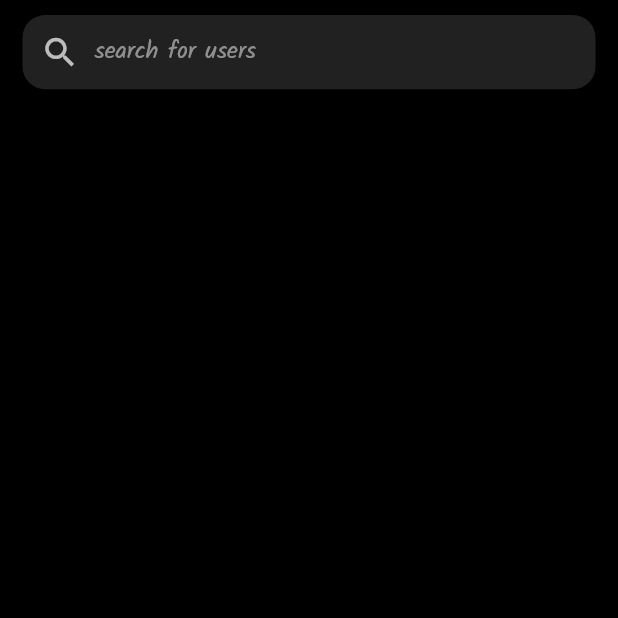
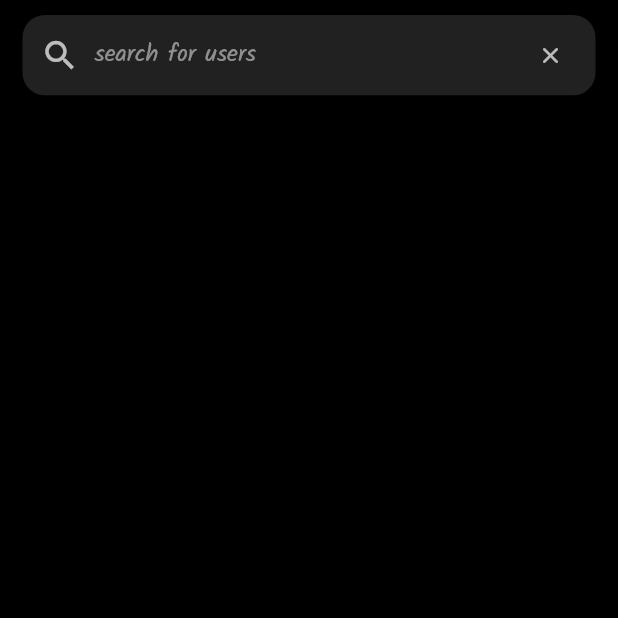
Before and after one commit to mohammed-swafvan/social-flow, a Flutter app: the SearchScreen screen opened directly, on a phone screen of 412 x 824 dp, the top half of it. Run offline on Flutter 3.47's test engine with Material 2 defaults, Android fonts, the light colour scheme and no system bars; our stand-ins replace cloud_firestore, firebase_auth, firebase_core, firebase_storage, google_fonts, google_sign_in and 1 more; accounts and stored records are empty; network calls fail.

Commit message:
search added

```diff
--- a/lib/main.dart
+++ b/lib/main.dart
@@ -9,6 +9,7 @@ import 'package:social_flow/providers/google_button_provider.dart';
 import 'package:social_flow/providers/login_screen_provider.dart';
 import 'package:social_flow/providers/post_card_provider.dart';
 import 'package:social_flow/providers/profile_screen_provider.dart';
+import 'package:social_flow/providers/search_screen_provider.dart';
 import 'package:social_flow/providers/signin_screen_provider.dart';
 import 'package:social_flow/providers/single_post_provider.dart';
 import 'package:social_flow/providers/user_provider.dart';
@@ -46,6 +47,7 @@ class MyApp extends StatelessWidget {
         ChangeNotifierProvider(create: (_) => ProfileScreenProvider()),
         ChangeNotifierProvider(create: (_) => PostCardProvider()),
         ChangeNotifierProvider(create: (_) => SinglePostProvider()),
+        ChangeNotifierProvider(create: (_) => SearchScreenProvider()),
       ],
       child: MaterialApp(
         debugShowCheckedModeBanner: false,
--- a/lib/presentation/screens/add_post_screen.dart
+++ b/lib/presentation/screens/add_post_screen.dart
@@ -7,6 +7,7 @@ import 'package:social_flow/presentation/utils/utils.dart';
 import 'package:social_flow/presentation/widgets/global_widgets/circular_progress.dart';
 import 'package:social_flow/presentation/widgets/global_widgets/text.dart';
 import 'package:social_flow/providers/add_post_provider.dart';
+import 'package:social_flow/providers/search_screen_provider.dart';
 import 'package:social_flow/providers/user_provider.dart';
 
 class AddPostScreen extends StatelessWidget {
@@ -14,6 +15,9 @@ class AddPostScreen extends StatelessWidget {
 
   @override
   Widget build(BuildContext context) {
+    WidgetsBinding.instance.addPostFrameCallback((timeStamp) {
+      Provider.of<SearchScreenProvider>(context, listen: false).disposeSearchController();
+    });
     final UserModel? userDetails = Provider.of<UserProvider>(context).getUser;
     final provider = Provider.of<AddPostProvider>(context);
 
--- a/lib/presentation/screens/home_screen.dart
+++ b/lib/presentation/screens/home_screen.dart
@@ -1,16 +1,21 @@
 import 'package:cloud_firestore/cloud_firestore.dart';
 import 'package:flutter/material.dart';
+import 'package:provider/provider.dart';
 import 'package:social_flow/presentation/utils/colors.dart';
 import 'package:social_flow/presentation/widgets/global_widgets/circular_progress.dart';
 import 'package:social_flow/presentation/widgets/global_widgets/logo.dart';
 import 'package:social_flow/presentation/widgets/post_card_widgets/post_card_widget.dart';
 import 'package:social_flow/presentation/widgets/global_widgets/text.dart';
+import 'package:social_flow/providers/search_screen_provider.dart';
 
 class HomeScreen extends StatelessWidget {
   const HomeScreen({super.key});
 
   @override
   Widget build(BuildContext context) {
+    WidgetsBinding.instance.addPostFrameCallback((timeStamp) {
+      Provider.of<SearchScreenProvider>(context, listen: false).disposeSearchController();
+    });
     return Scaffold(
       appBar: const MyAppBar(),
       body: StreamBuilder(
--- a/lib/presentation/screens/search_screen.dart
+++ b/lib/presentation/screens/search_screen.dart
@@ -1,24 +1,14 @@
 import 'package:flutter/material.dart';
+import 'package:provider/provider.dart';
 import 'package:social_flow/presentation/utils/colors.dart';
 import 'package:social_flow/presentation/utils/global_variables.dart';
 import 'package:social_flow/presentation/utils/utils.dart';
 import 'package:social_flow/presentation/widgets/search_screen_widgets/search_idle_widget.dart';
 import 'package:social_flow/presentation/widgets/search_screen_widgets/search_result_widget.dart';
+import 'package:social_flow/providers/search_screen_provider.dart';
 
-class SearchScreen extends StatefulWidget {
+class SearchScreen extends StatelessWidget {
   const SearchScreen({super.key});
-
-  @override
-  State<SearchScreen> createState() => _SearchScreenState();
-}
-
-class _SearchScreenState extends State<SearchScreen> {
-  final TextEditingController searchController = TextEditingController();
-  @override
-  void dispose() {
-    super.dispose();
-    searchController.dispose();
-  }
 
   @override
   Widget build(BuildContext context) {
@@ -35,8 +25,8 @@ class _SearchScreenState extends State<SearchScreen> {
                 color: kWhiteColor.withOpacity(0.13),
                 borderRadius: const BorderRadius.all(Radius.circular(15)),
               ),
-              height: screenHeight * 0.06,
-              padding: const EdgeInsets.only(left: 12, right: 8),
+              height: screenHeight * 0.065,
+              padding: const EdgeInsets.only(left: 12, right: 6),
               child: Row(
                 crossAxisAlignment: CrossAxisAlignment.center,
                 children: [
@@ -47,26 +37,50 @@ class _SearchScreenState extends State<SearchScreen> {
                   ),
                   Expanded(
                     child: Padding(
-                      padding: const EdgeInsets.only(left: 10.0),
-                      child: TextFormField(
-                        controller: searchController,
+                      padding: const EdgeInsets.only(left: 10.0, right: 8),
+                      child: Consumer<SearchScreenProvider>(
+                        builder: (context, value, _) {
+                          return TextFormField(
+                            controller: value.searchController,
                             style: customTextStyle(kWhiteColor, 16, FontWeight.bold),
                             decoration: InputDecoration(
                               hintText: 'search for users',
                               hintStyle: customTextStyle(kWhiteColor.withOpacity(0.5), 16, FontWeight.w500),
                               border: InputBorder.none,
                             ),
-                        onChanged: (String value) {
-                          setState(() {});
+                            onChanged: (String searchedValue) {
+                              if (searchedValue.isEmpty) {
+                                value.hideUser();
+                              } else {
+                                value.showUser();
+                              }
+                            },
+                          );
                         },
                       ),
                     ),
                   ),
+                  Consumer<SearchScreenProvider>(builder: (context, value, _) {
+                    return IconButton(
+                      onPressed: () {
+                        value.disposeSearchController();
+                      },
+                      icon: Icon(
+                        Icons.close_rounded,
+                        color: kWhiteColor.withOpacity(0.7),
+                        size: 18,
+                      ),
+                    );
+                  })
                 ],
               ),
             ),
           ),
-          searchController.text.isEmpty ? const SearchIdleWidget() : const SearchResultWidget(),
+          Consumer<SearchScreenProvider>(
+            builder: (context, value, _) {
+              return value.isShowUser ? const SearchResultWidget() : const SearchIdleWidget();
+            },
+          ),
         ],
       ),
     ));
--- a/lib/presentation/widgets/post_card_widgets/header_section.dart
+++ b/lib/presentation/widgets/post_card_widgets/header_section.dart
@@ -1,11 +1,9 @@
 import 'package:firebase_auth/firebase_auth.dart';
 import 'package:flutter/material.dart';
-import 'package:provider/provider.dart';
 import 'package:social_flow/presentation/screens/profile_screen.dart';
 import 'package:social_flow/presentation/utils/colors.dart';
 import 'package:social_flow/presentation/utils/utils.dart';
 import 'package:social_flow/presentation/widgets/global_widgets/text.dart';
-import 'package:social_flow/providers/post_card_provider.dart';
 
 class HeaderSectionWidget extends StatelessWidget {
   const HeaderSectionWidget({
@@ -17,7 +15,6 @@ class HeaderSectionWidget extends StatelessWidget {
 
   @override
   Widget build(BuildContext context) {
-    Provider.of<PostCardProvider>(context, listen: false).isSavedCheking(snap['postId']);
     return Container(
       padding: const EdgeInsets.symmetric(horizontal: 10),
       child: Row(
@@ -71,7 +68,7 @@ class HeaderSectionWidget extends StatelessWidget {
                 )
               : IconButton(
                   onPressed: () async {
-                    await otherUsersMoreDialogue(snap, context);
+                    await otherUsersMoreDialogue(snap, context, false);
                   },
                   icon: Icon(
                     Icons.more_vert_rounded,
```
Also changed, not shown: lib/presentation/screens/single_post_screen.dart (+5 -2 lines), lib/presentation/utils/utils.dart (+25 -6 lines), lib/presentation/widgets/search_screen_widgets/search_result_widget.dart (+64 -7 lines), lib/providers/post_card_provider.dart (+5 -17 lines), lib/providers/search_screen_provider.dart (added, +22 -0 lines), lib/resources/firestore_methods.dart (+22 -0 lines). Lines whose indentation alone changed are shown as unchanged.
